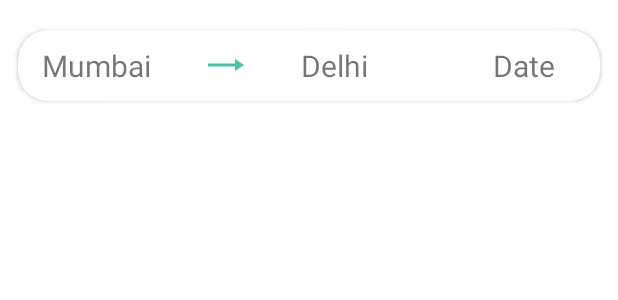
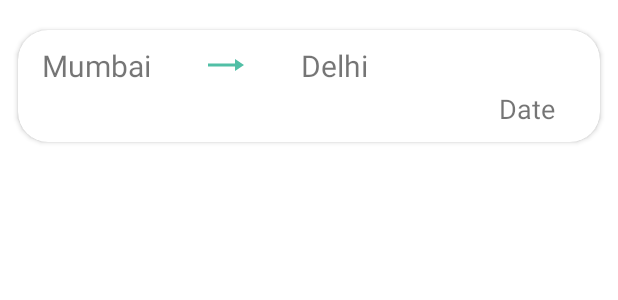
Before and after one commit to Shrimad-Bhagwat/VIT-RideShare, an Android app: the layout recycler_item.xml on its own in the app's theme, with its tools: preview values and no code run, on a phone screen of 412 x 824 dp. Shown: the top 300 px of the screen. Run offline under Robolectric (Android 15) with nearby library versions, the phone set to English and light mode, and no system bars.

Commit message:
retrieve_data

```diff
--- a/app/src/main/java/com/shrimadbhagwat/vitrideshare/HomeActivity.java
+++ b/app/src/main/java/com/shrimadbhagwat/vitrideshare/HomeActivity.java
@@ -48,7 +48,7 @@
         dataList = new ArrayList<>();
         MyAdapter adapter = new MyAdapter(HomeActivity.this, dataList);
         recyclerView.setAdapter(adapter);
-        databaseReference = FirebaseDatabase.getInstance().getReference("Ride Details");
+        databaseReference = FirebaseDatabase.getInstance().getReference("Ride Data");
         dialog.show();
         eventListener = databaseReference.addValueEventListener(new ValueEventListener() {
             @Override
--- a/app/src/main/java/com/shrimadbhagwat/vitrideshare/MyAdapter.java
+++ b/app/src/main/java/com/shrimadbhagwat/vitrideshare/MyAdapter.java
@@ -33,7 +33,7 @@
     @Override
     public void onBindViewHolder(@NonNull MyViewHolder holder, int position) {
 
-        holder.name_tv.setText(dataList.get(position).getName());
+//        holder.name_tv.setText(dataList.get(position).getName());
         holder.from_tv.setText(dataList.get(position).getFrom_location());
         holder.to_tv.setText(dataList.get(position).getTo_location());
         holder.date_tv.setText(dataList.get(position).getDate());
--- a/app/src/main/java/com/shrimadbhagwat/vitrideshare/UploadActivity.java
+++ b/app/src/main/java/com/shrimadbhagwat/vitrideshare/UploadActivity.java
@@ -70,6 +70,7 @@
         builder.setCancelable(false);
         builder.setView(R.layout.progress_layout);
         AlertDialog dialog = builder.create();
+
         dialog.show();
 
         String name = nameEdt.getText().toString();
--- a/app/src/main/res/layout/recycler_item.xml
+++ b/app/src/main/res/layout/recycler_item.xml
@@ -57,11 +57,12 @@
             android:layout_height="wrap_content"
             android:layout_alignParentRight="true"
             android:layout_marginEnd="20dp"
-            android:layout_toRightOf="@id/to_tv"
+
             android:gravity="end"
             android:padding="10dp"
             android:text="Date"
-            android:textSize="20sp" />
+            android:layout_marginTop="30dp"
+            android:textSize="18sp" />
     </RelativeLayout>
 
 
```
Also changed, not shown: app/src/main/java/com/shrimadbhagwat/vitrideshare/DetailActivity.java (+17 -0 lines).
